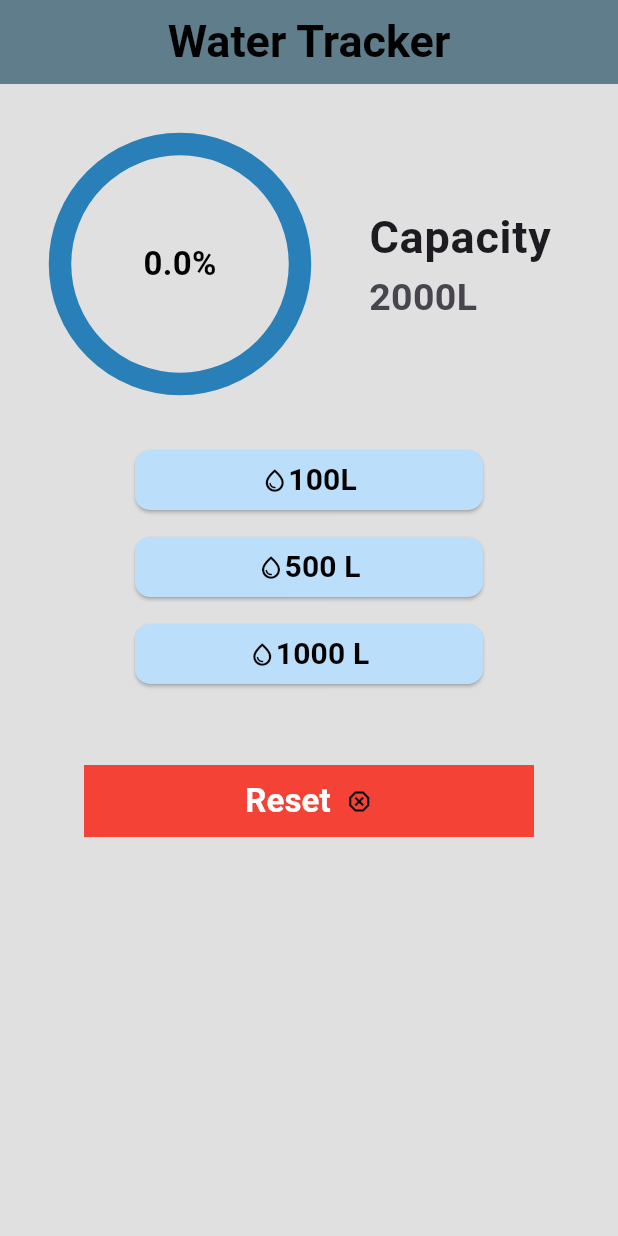
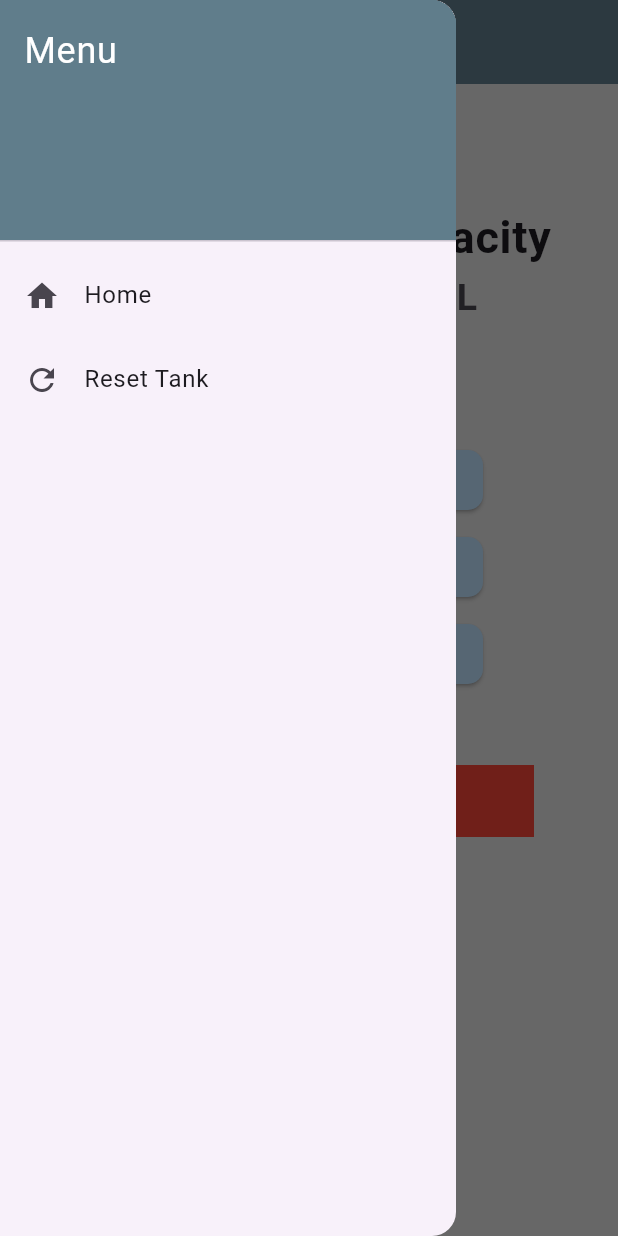
Before and after one commit to mr-riad/Water-Tracker-App, a Flutter app: the screen it shows after launch, with the side drawer open (before the commit the screen has no drawer), on a phone screen of 412 x 824 dp. Run offline on Flutter 3.47's test engine with Material 3 defaults, Android fonts, the phone set to English and light mode, and no system bars.

Commit message:
final water tracker

```diff
--- a/lib/screens/home_screen.dart
+++ b/lib/screens/home_screen.dart
@@ -49,6 +49,42 @@ class _HomeScreenState extends State<HomeScreen> {
         centerTitle: true,
         backgroundColor: Colors.blueGrey,
       ),
+
+      drawer: Drawer(
+        child: ListView(
+          padding: EdgeInsets.zero,
+          children: [
+            DrawerHeader(
+              decoration: BoxDecoration(
+                color: Colors.blueGrey,
+              ),
+              child: Text(
+                'Menu',
+                style: TextStyle(
+                  color: Colors.white,
+                  fontSize: 24,
+                ),
+              ),
+            ),
+            ListTile(
+              leading: Icon(Icons.home),
+              title: Text('Home'),
+              onTap: () {
+                Navigator.pop(context);
+              },
+            ),
+            ListTile(
+              leading: Icon(Icons.refresh),
+              title: Text('Reset Tank'),
+              onTap: () {
+                Navigator.pop(context);
+                resetTank();
+              },
+            ),
+          ],
+        ),
+      ),
+
       body: Column(
         children: [
           Center(
@@ -131,15 +167,16 @@ class _HomeScreenState extends State<HomeScreen> {
               child: Row(
                 mainAxisAlignment: MainAxisAlignment.center,
                 children: [
-                  Text("Reset", style: TextStyle(
-                    color: Colors.white,
-                    fontWeight: FontWeight.bold,
-                    fontSize: 22
-                  ),),
-                  SizedBox(
-                    width: 10,
+                  Text(
+                    "Reset",
+                    style: TextStyle(
+                      color: Colors.white,
+                      fontWeight: FontWeight.bold,
+                      fontSize: 22,
+                    ),
                   ),
-                  Icon(Icons.dangerous_outlined,color: Colors.black,),
+                  SizedBox(width: 10),
+                  Icon(Icons.dangerous_outlined, color: Colors.black),
                 ],
               ),
             ),
```
